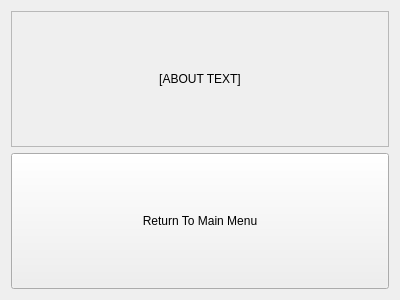
Above: src/menu/aboutwidget.ui from VKuzia/cat-circus before the change. Below: the same form after it.
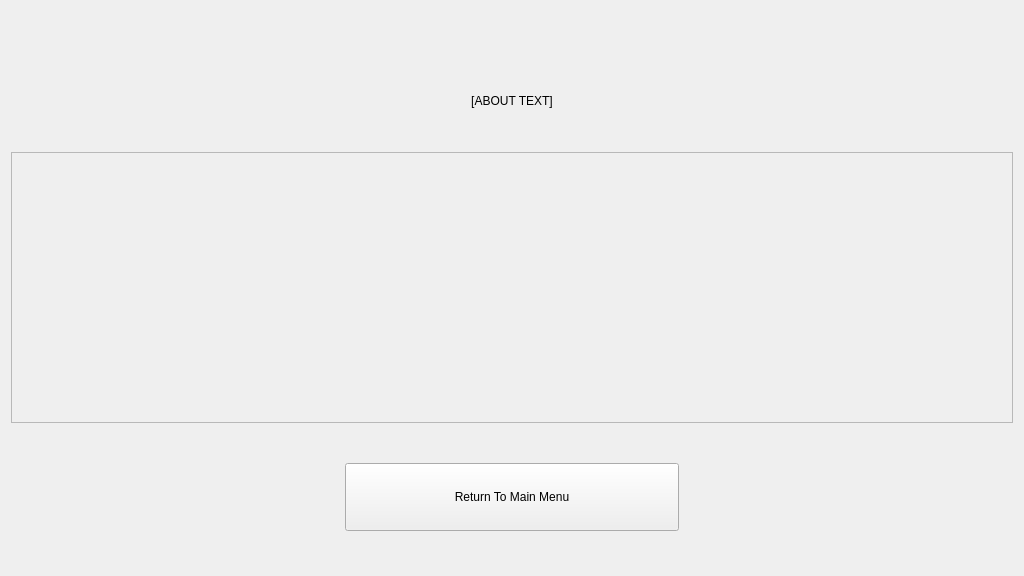
That is the form after the change. Custom widgets are drawn as their Qt base class.

Commit message: Set button layouts

What changed in the file:
```diff
--- a/src/menu/aboutwidget.ui
+++ b/src/menu/aboutwidget.ui
@@ -6,14 +6,46 @@
    <rect>
     <x>0</x>
     <y>0</y>
-    <width>400</width>
-    <height>300</height>
+    <width>1024</width>
+    <height>576</height>
    </rect>
   </property>
   <property name="windowTitle">
    <string>Form</string>
   </property>
-  <layout class="QVBoxLayout" name="verticalLayout">
+  <layout class="QVBoxLayout" name="verticalLayout" stretch="1,2,6,3">
+   <property name="sizeConstraint">
+    <enum>QLayout::SetNoConstraint</enum>
+   </property>
+   <item>
+    <spacer name="verticalSpacer_3">
+     <property name="orientation">
+      <enum>Qt::Vertical</enum>
+     </property>
+     <property name="sizeHint" stdset="0">
+      <size>
+       <width>20</width>
+       <height>40</height>
+      </size>
+     </property>
+    </spacer>
+   </item>
+   <item>
+    <widget class="QLabel" name="ui_about_label_">
+     <property name="sizePolicy">
+      <sizepolicy hsizetype="Expanding" vsizetype="Expanding">
+       <horstretch>0</horstretch>
+       <verstretch>0</verstretch>
+      </sizepolicy>
+     </property>
+     <property name="text">
+      <string>[ABOUT TEXT]</string>
+     </property>
+     <property name="alignment">
+      <set>Qt::AlignCenter</set>
+     </property>
+    </widget>
+   </item>
    <item>
     <widget class="QScrollArea" name="ui_scroll_area_">
      <property name="sizePolicy">
@@ -30,13 +62,52 @@
        <rect>
         <x>0</x>
         <y>0</y>
-        <width>380</width>
-        <height>136</height>
+        <width>1004</width>
+        <height>268</height>
        </rect>
       </property>
-      <layout class="QVBoxLayout" name="verticalLayout_2">
+      <layout class="QVBoxLayout" name="verticalLayout_2"/>
+     </widget>
+    </widget>
+   </item>
+   <item>
+    <layout class="QVBoxLayout" name="verticalLayout_3" stretch="1,2,1">
+     <property name="sizeConstraint">
+      <enum>QLayout::SetNoConstraint</enum>
+     </property>
+     <item>
+      <spacer name="verticalSpacer">
+       <property name="orientation">
+        <enum>Qt::Vertical</enum>
+       </property>
+       <property name="sizeHint" stdset="0">
+        <size>
+         <width>20</width>
+         <height>40</height>
+        </size>
+       </property>
+      </spacer>
+     </item>
+     <item>
+      <layout class="QHBoxLayout" name="horizontalLayout">
+       <property name="sizeConstraint">
+        <enum>QLayout::SetNoConstraint</enum>
+       </property>
        <item>
-        <widget class="QLabel" name="ui_about_label_">
+        <spacer name="horizontalSpacer_2">
+         <property name="orientation">
+          <enum>Qt::Horizontal</enum>
+         </property>
+         <property name="sizeHint" stdset="0">
+          <size>
+           <width>40</width>
+           <height>20</height>
+          </size>
+         </property>
+        </spacer>
+       </item>
+       <item>
+        <widget class="Button" name="ui_return_button_">
          <property name="sizePolicy">
           <sizepolicy hsizetype="Expanding" vsizetype="Expanding">
            <horstretch>0</horstretch>
@@ -44,32 +115,49 @@
           </sizepolicy>
          </property>
          <property name="text">
-          <string>[ABOUT TEXT]</string>
-         </property>
-         <property name="alignment">
-          <set>Qt::AlignCenter</set>
+          <string>Return To Main Menu</string>
          </property>
         </widget>
        </item>
+       <item>
+        <spacer name="horizontalSpacer">
+         <property name="orientation">
+          <enum>Qt::Horizontal</enum>
+         </property>
+         <property name="sizeHint" stdset="0">
+          <size>
+           <width>40</width>
+           <height>20</height>
+          </size>
+         </property>
+        </spacer>
+       </item>
       </layout>
-     </widget>
-    </widget>
-   </item>
-   <item>
-    <widget class="QPushButton" name="ui_return_button_">
-     <property name="sizePolicy">
-      <sizepolicy hsizetype="Expanding" vsizetype="Expanding">
-       <horstretch>0</horstretch>
-       <verstretch>0</verstretch>
-      </sizepolicy>
-     </property>
-     <property name="text">
-      <string>Return To Main Menu</string>
-     </property>
-    </widget>
+     </item>
+     <item>
+      <spacer name="verticalSpacer_2">
+       <property name="orientation">
+        <enum>Qt::Vertical</enum>
+       </property>
+       <property name="sizeHint" stdset="0">
+        <size>
+         <width>20</width>
+         <height>40</height>
+        </size>
+       </property>
+      </spacer>
+     </item>
+    </layout>
    </item>
   </layout>
  </widget>
+ <customwidgets>
+  <customwidget>
+   <class>Button</class>
+   <extends>QPushButton</extends>
+   <header>src/menu/button.h</header>
+  </customwidget>
+ </customwidgets>
  <resources/>
  <connections>
   <connection>
```
The commit also changes 5 other files.
